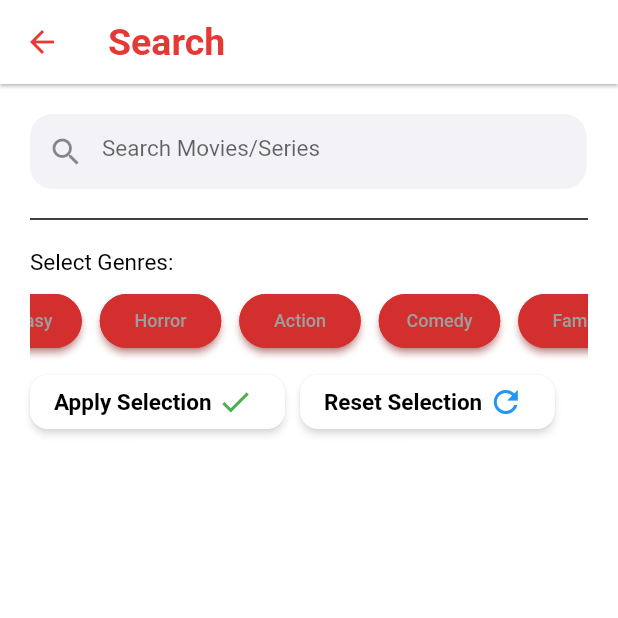
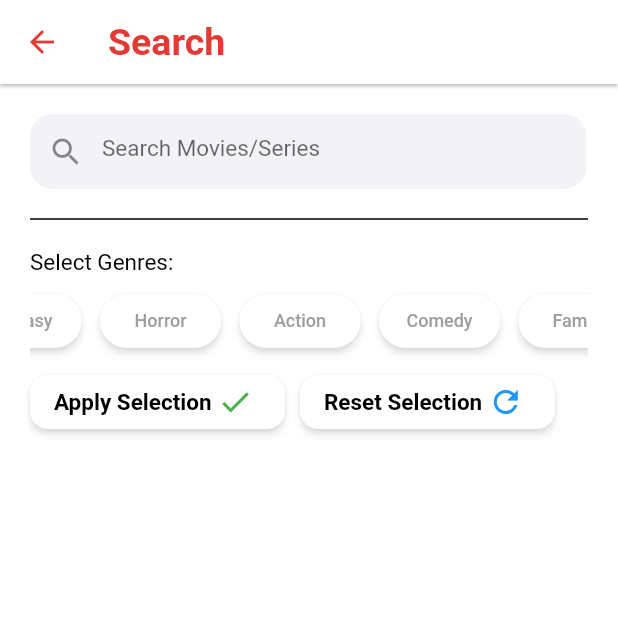
Before and after one commit to TanWengOnn/imdb_api_hackathon, a Flutter app: the SearchPage screen opened by its route, on a phone screen of 412 x 824 dp, the top half of it. Run offline on Flutter 3.47's test engine with Material 2 defaults, Android fonts, the phone set to English and light mode, and no system bars; drawn by our look-alikes of carousel_slider; our stand-ins replace flutter_bloc, flutter_switch, shared_preferences, skeleton_text, youtube_player_flutter; accounts and stored records are empty; network calls fail.

Commit message:
new update

```diff
--- a/lib/pages/search_page.dart
+++ b/lib/pages/search_page.dart
@@ -123,12 +123,6 @@ class _SearchPageState extends State<SearchPage> {
                               style:
                                   TextStyle(color: Colors.grey, fontSize: 12),
                             ),
-                            style: ElevatedButton.styleFrom(
-                                side: BorderSide(color: Colors.red.shade700),
-                                shadowColor: Colors.red[700],
-                                shape: StadiumBorder(),
-                                primary: Colors.red[700],
-                                fixedSize: Size(81, 25)),
                           ),
                         ],
                       );
@@ -214,12 +208,13 @@ class _SearchPageState extends State<SearchPage> {
 
                   // print("TEst: ${state.movieModel.results.toString()}");
                   return SearchMovieList(searchModel: state.movieModel);
-                } else {
-                  if (state is MoviesError) {
-                    print(state.errorMessage);
-                  }
-                  return Text("invalid search");
                 }
+                // else {
+                //   // if (state is MoviesError) {
+                //   //   print(state.errorMessage);
+                //   // }
+
+                // }
               }
               return Text(state is MoviesError ? state.errorMessage : "");
             },
--- a/lib/widgets/movie_search_list.dart
+++ b/lib/widgets/movie_search_list.dart
@@ -7,7 +7,6 @@ class SearchMovieList extends StatelessWidget {
       : super(key: key);
 
   final MovieModel searchModel;
-  static const IMAGE_BORDER_RADIUS = 15.0;
   static const double SEARCH_POSTER_HEIGHT = 100;
   static const double SEARCH_POSTER_WIDTH = SEARCH_POSTER_HEIGHT / 4.0 * 3;
   static const double HEIGHT = 400;
@@ -50,14 +49,14 @@ class SearchMovieList extends StatelessWidget {
   Widget searchMovieCard(BuildContext context, int index) {
     return Card(
       shape: RoundedRectangleBorder(
-        borderRadius: BorderRadius.circular(IMAGE_BORDER_RADIUS),
+        borderRadius: BorderRadius.circular(15.0),
       ),
       // elevation: 2,
       child: Row(
         mainAxisAlignment: MainAxisAlignment.start,
         children: [
           ClipRRect(
-            borderRadius: BorderRadius.circular(IMAGE_BORDER_RADIUS),
+            borderRadius: BorderRadius.circular(15.0),
             child: Image.network(
               searchModel.results.elementAt(index).image,
               fit: BoxFit.fill,
```
Also changed, not shown: 1 other file.
